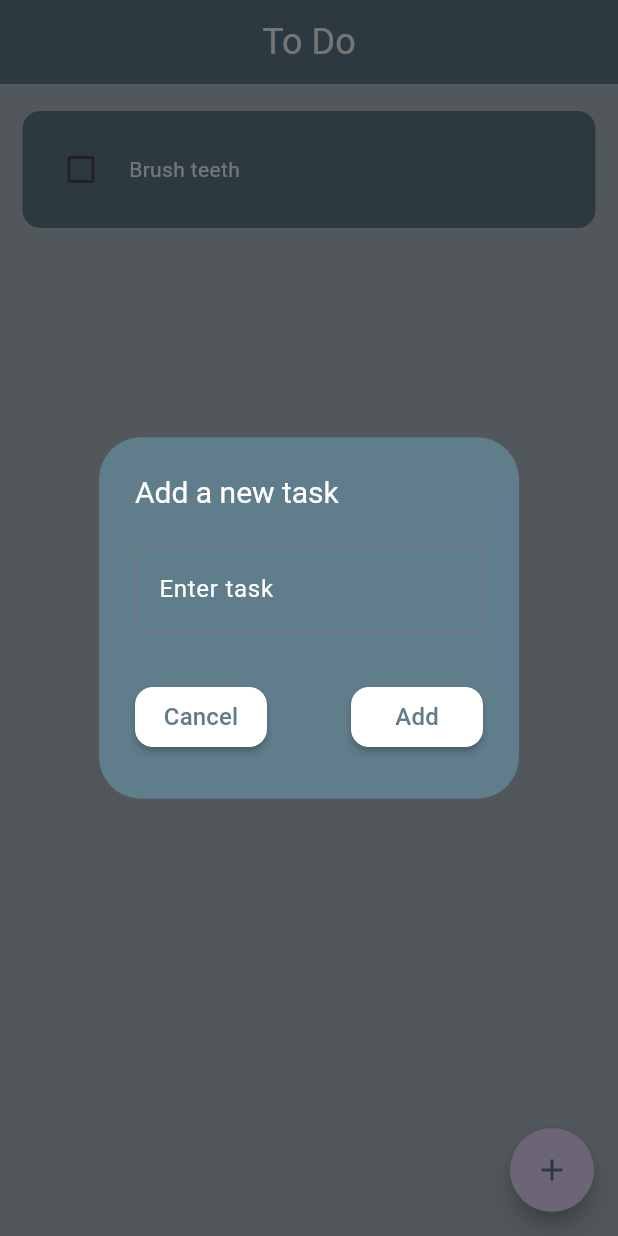
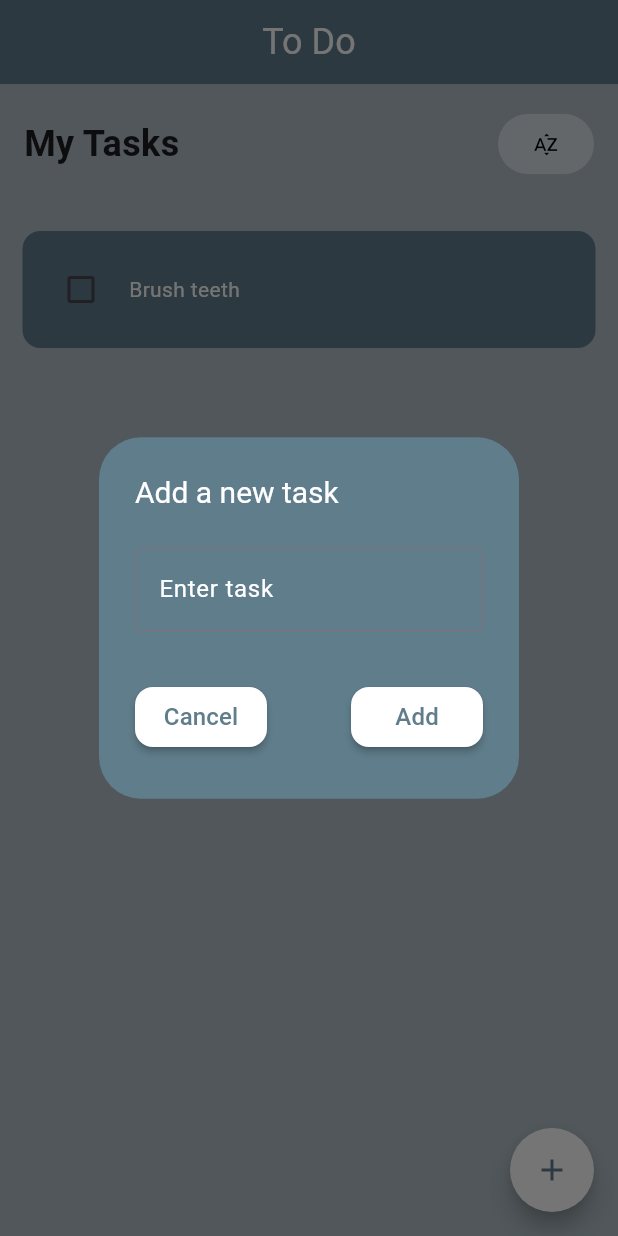
Before and after one commit to BeatrizNeaime/flutter-todo, a Flutter app: the screen it shows after launch, after a tap on the "add" icon, on a phone screen of 412 x 824 dp. Run offline on Flutter 3.47's test engine with Material 3 defaults, Android fonts, the phone set to English and light mode, and no system bars; drawn by our look-alikes of flutter_slidable; our stand-ins replace hive, hive_flutter; accounts and stored records are empty; Roboto replaces fonts that are missing (OpenSans).

```diff
--- a/lib/pages/todo_app.dart
+++ b/lib/pages/todo_app.dart
@@ -15,6 +15,8 @@ class _ToDoAppState extends State<ToDoApp> {
   final _box = Hive.box('box');
   TodoDatabase todoDatabase = TodoDatabase();
   final _controller = TextEditingController();
+
+  bool flow = true;
 
   @override
   void initState() {
@@ -40,6 +42,19 @@ class _ToDoAppState extends State<ToDoApp> {
   void deleteTask(int index) {
     setState(() {
       todoDatabase.todoList.removeAt(index);
+    });
+  }
+
+  void orderTasks() {
+    if (flow) {
+      todoDatabase.todoList.sort(
+          (a, b) => a['title'].toString().compareTo(b['title'].toString()));
+    } else {
+      todoDatabase.todoList.sort(
+          (a, b) => b['title'].toString().compareTo(a['title'].toString()));
+    }
+    setState(() {
+      flow = !flow;
     });
   }
 
@@ -84,12 +99,43 @@ class _ToDoAppState extends State<ToDoApp> {
       floatingActionButton: FloatingActionButton(
         onPressed: createNewTask,
         shape: const CircleBorder(),
+        backgroundColor: Colors.white,
         child: const Icon(
           Icons.add,
           color: Colors.blueGrey,
         ),
       ),
-        body: ListView.builder(
+      body: Column(
+        children: [
+          Padding(
+            padding: const EdgeInsets.all(16.0),
+            child: Row(
+              mainAxisAlignment: MainAxisAlignment.spaceBetween,
+              children: [
+                const Text(
+                  'My Tasks',
+                  style: TextStyle(fontSize: 24, fontWeight: FontWeight.bold),
+                ),
+                TextButton(
+                  onPressed: orderTasks,
+                  style: ButtonStyle(
+                    backgroundColor: WidgetStateProperty.all(Colors.white54),
+                    shape: WidgetStateProperty.all(
+                      RoundedRectangleBorder(
+                        borderRadius: BorderRadius.circular(20.0),
+                      ),
+                    ),
+                  ),
+                  child: const Icon(
+                    Icons.sort_by_alpha_outlined,
+                    color: Colors.black,
+                  ),
+                ),
+              ],
+            ),
+          ),
+          Expanded(
+            child: ListView.builder(
               padding: const EdgeInsets.only(top: 10.0),
               itemCount: todoDatabase.todoList.length,
               itemBuilder: (context, index) {
@@ -100,6 +146,10 @@ class _ToDoAppState extends State<ToDoApp> {
                   onDeleted: (context) => deleteTask(index),
                 );
               },
-        ));
+            ),
+          ),
+        ],
+      ),
+    );
   }
 }
```
Lines whose indentation alone changed are shown as unchanged.
